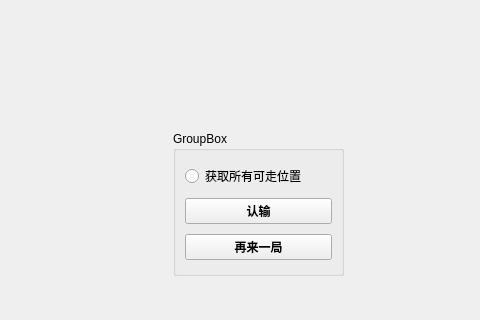
Qt form surakarta_/widget.ui (lowl6/Surakarta) before a commit; both pictures show x 397 to 877 and y 249 to 569 of the 877 by 569 pixel window.
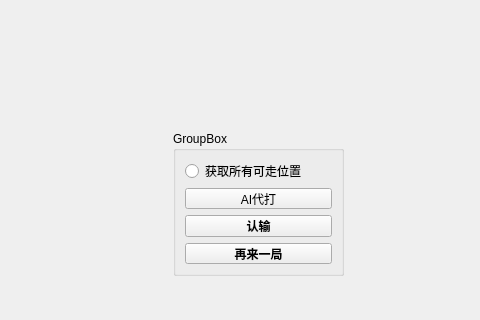
The same form after that commit.

What changed in the file:
```diff
--- a/surakarta_/widget.ui
+++ b/surakarta_/widget.ui
@@ -33,6 +33,13 @@
       </property>
      </widget>
     </item>
+    <item>
+     <widget class="QPushButton" name="AI">
+      <property name="text">
+       <string>AI代打</string>
+      </property>
+     </widget>
+    </item>
     <item>
      <widget class="QPushButton" name="admit_defeat">
       <property name="font">
```
